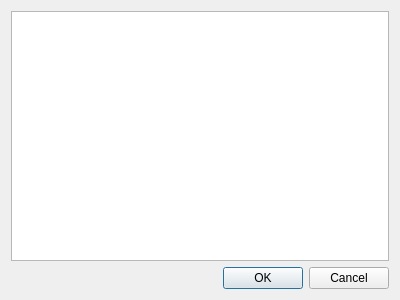
Qt form selectstoragefavoritedialog.ui (haraki/farman) before a commit.
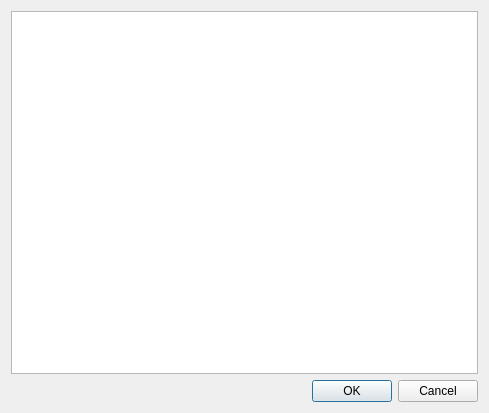
The same form after that commit.

Commit message: change from ListView to TableView.(refs #78)

```diff
--- a/selectstoragefavoritedialog.ui
+++ b/selectstoragefavoritedialog.ui
@@ -6,8 +6,8 @@
    <rect>
     <x>0</x>
     <y>0</y>
-    <width>400</width>
-    <height>300</height>
+    <width>489</width>
+    <height>413</height>
    </rect>
   </property>
   <property name="windowTitle">
@@ -15,7 +15,29 @@
   </property>
   <layout class="QVBoxLayout" name="verticalLayout">
    <item>
-    <widget class="QListView" name="storagesFavoritesListView"/>
+    <widget class="QTableView" name="storagesFavoritesTableView">
+     <property name="editTriggers">
+      <set>QAbstractItemView::NoEditTriggers</set>
+     </property>
+     <property name="selectionMode">
+      <enum>QAbstractItemView::SingleSelection</enum>
+     </property>
+     <property name="selectionBehavior">
+      <enum>QAbstractItemView::SelectRows</enum>
+     </property>
+     <property name="showGrid">
+      <bool>false</bool>
+     </property>
+     <attribute name="horizontalHeaderVisible">
+      <bool>true</bool>
+     </attribute>
+     <attribute name="horizontalHeaderStretchLastSection">
+      <bool>true</bool>
+     </attribute>
+     <attribute name="verticalHeaderVisible">
+      <bool>false</bool>
+     </attribute>
+    </widget>
    </item>
    <item>
     <widget class="QDialogButtonBox" name="buttonBox">
```
The commit also changes 3 other files.
